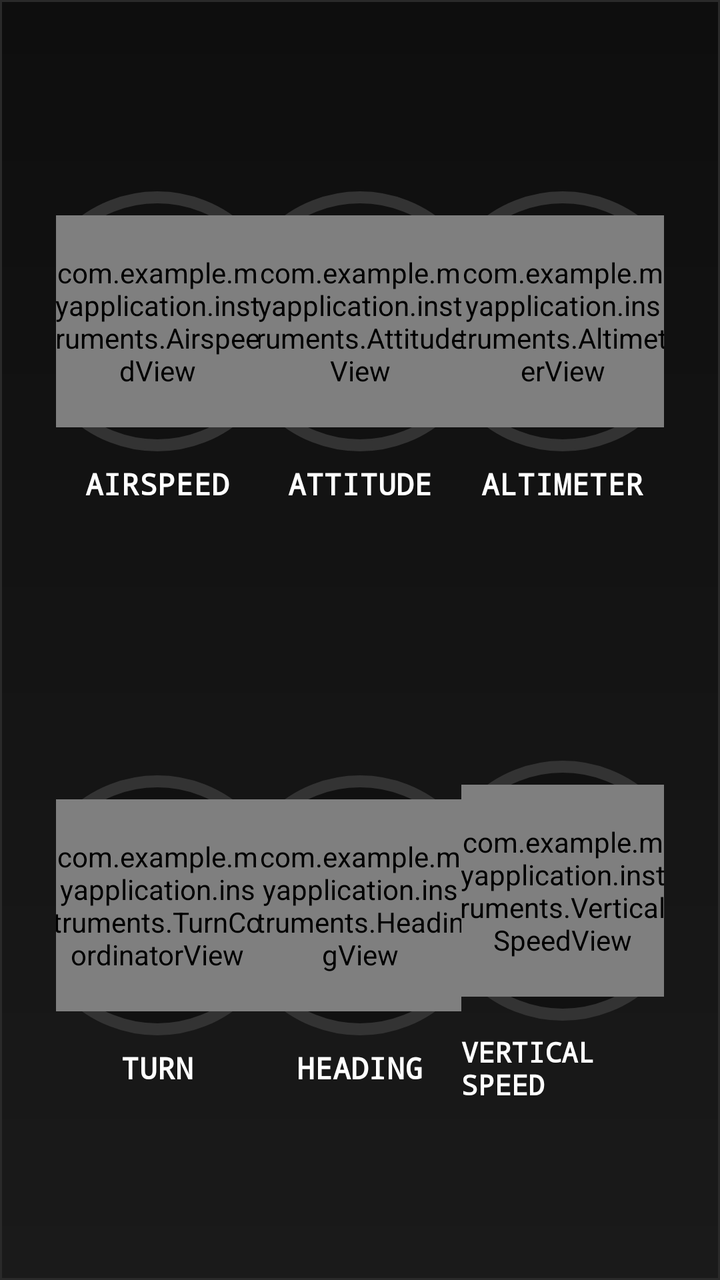
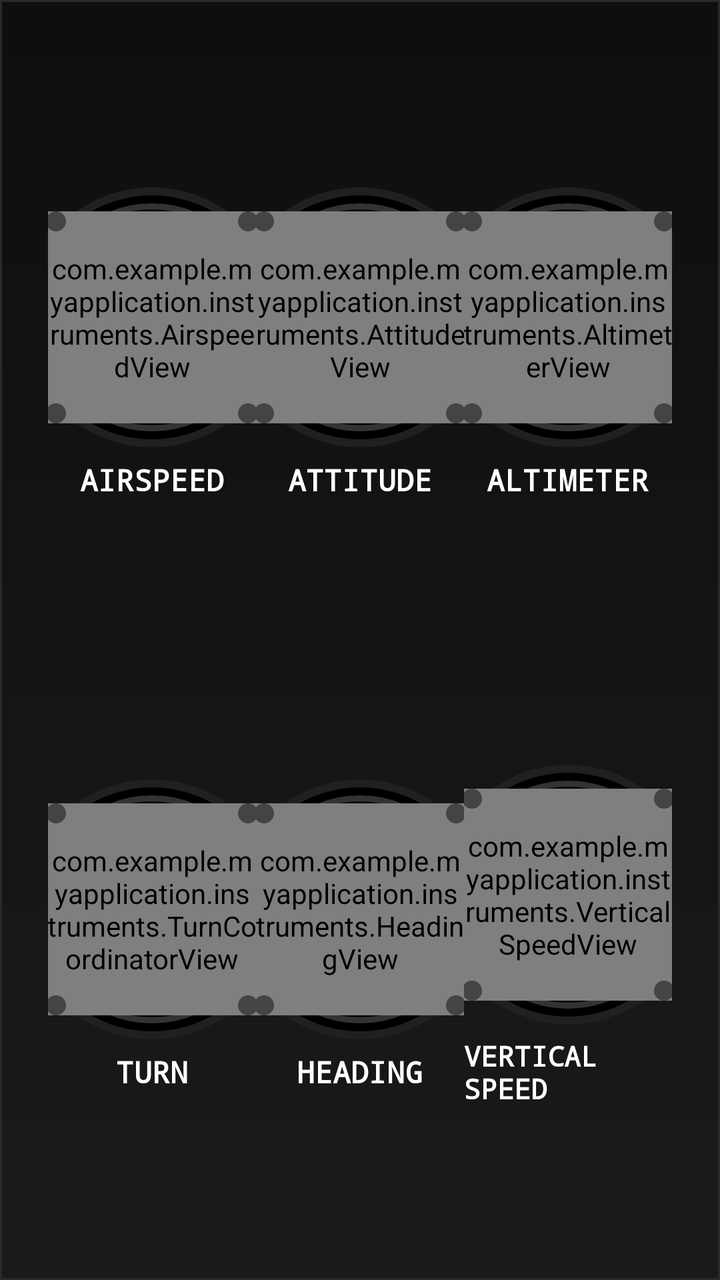

Two renders of the same Android screen: before a commit and after it. Below are the layout's source before the change and the commit's diff.
<!-- AndroidManifest.xml: application theme Theme.MyApplication -->
<!-- res/layout/activity_main.xml -->
<?xml version="1.0" encoding="utf-8"?>
<LinearLayout xmlns:android="http://schemas.android.com/apk/res/android"
    android:layout_width="match_parent"
    android:layout_height="match_parent"
    android:orientation="vertical"
    android:background="@drawable/panel_background"
    android:padding="28dp">

    
    <LinearLayout
        android:layout_width="match_parent"
        android:layout_height="0dp"
        android:layout_weight="1"
        android:orientation="horizontal"
        android:gravity="center">

        
        <LinearLayout
            android:layout_width="0dp"
            android:layout_height="wrap_content"
            android:layout_weight="1"
            android:orientation="vertical"
            android:gravity="center">

            <FrameLayout
                android:layout_width="130dp"
                android:layout_height="130dp"
                android:layout_marginBottom="6dp"
                android:background="@drawable/instrument_bezel"
                android:padding="12dp">

                <com.example.myapplication.instruments.AirspeedView
                    android:id="@+id/airspeed"
                    android:layout_width="match_parent"
                    android:layout_height="match_parent" />
            </FrameLayout>

            <TextView
                android:layout_width="wrap_content"
                android:layout_height="wrap_content"
                android:text="AIRSPEED"
                android:textColor="#FFFFFF"
                android:textSize="15sp"
                android:textStyle="bold"
                android:fontFamily="monospace"/>
        </LinearLayout>

        
        <LinearLayout
            android:layout_width="0dp"
            android:layout_height="wrap_content"
            android:layout_weight="1"
            android:orientation="vertical"
            android:gravity="center">

            <FrameLayout
                android:layout_width="130dp"
                android:layout_height="130dp"
                android:layout_marginBottom="6dp"
                android:background="@drawable/instrument_bezel"
                android:padding="12dp">

                <com.example.myapplication.instruments.AttitudeView
                    android:id="@+id/horizon"
                    android:layout_width="match_parent"
                    android:layout_height="match_parent" />
            </FrameLayout>

            <TextView
                android:layout_width="wrap_content"
                android:layout_height="wrap_content"
                android:text="ATTITUDE"
                android:textColor="#FFFFFF"
                android:textSize="15sp"
                android:textStyle="bold"
                android:fontFamily="monospace"/>
        </LinearLayout>

        
        <LinearLayout
            android:layout_width="0dp"
            android:layout_height="wrap_content"
            android:layout_weight="1"
            android:orientation="vertical"
            android:gravity="center">

            <FrameLayout
                android:layout_width="130dp"
                android:layout_height="130dp"
                android:layout_marginBottom="6dp"
                android:background="@drawable/instrument_bezel"
                android:padding="12dp">

                <com.example.myapplication.instruments.AltimeterView
                    android:id="@+id/altimeter"
                    android:layout_width="match_parent"
                    android:layout_height="match_parent" />
            </FrameLayout>

            <TextView
                android:layout_width="wrap_content"
                android:layout_height="wrap_content"
                android:text="ALTIMETER"
                android:textColor="#FFFFFF"
                android:textSize="15sp"
                android:textStyle="bold"
                android:fontFamily="monospace"/>
        </LinearLayout>

    </LinearLayout>

    
    <LinearLayout
        android:layout_width="match_parent"
        android:layout_height="0dp"
        android:layout_weight="1"
        android:orientation="horizontal"
        android:gravity="center">

        
        <LinearLayout
            android:layout_width="0dp"
            android:layout_height="wrap_content"
            android:layout_weight="1"
            android:orientation="vertical"
            android:gravity="center">

            <FrameLayout
                android:layout_width="130dp"
                android:layout_height="130dp"
                android:layout_marginBottom="6dp"
                android:background="@drawable/instrument_bezel"
                android:padding="12dp">

                <com.example.myapplication.instruments.TurnCoordinatorView
                    android:id="@+id/turn"
                    android:layout_width="match_parent"
                    android:layout_height="match_parent" />
            </FrameLayout>

            <TextView
                android:layout_width="wrap_content"
                android:layout_height="wrap_content"
                android:text="TURN"
                android:textColor="#FFFFFF"
                android:textSize="15sp"
                android:textStyle="bold"
                android:fontFamily="monospace"/>
        </LinearLayout>

        
        <LinearLayout
            android:layout_width="0dp"
            android:layout_height="wrap_content"
            android:layout_weight="1"
            android:orientation="vertical"
            android:gravity="center">

            <FrameLayout
                android:layout_width="130dp"
                android:layout_height="130dp"
                android:layout_marginBottom="6dp"
                android:background="@drawable/instrument_bezel"
                android:padding="12dp">

                <com.example.myapplication.instruments.HeadingView
                    android:id="@+id/heading"
                    android:layout_width="match_parent"
                    android:layout_height="match_parent" />
            </FrameLayout>

            <TextView
                android:layout_width="wrap_content"
                android:layout_height="wrap_content"
                android:text="HEADING"
                android:textColor="#FFFFFF"
                android:textSize="15sp"
                android:textStyle="bold"
                android:fontFamily="monospace"/>
        </LinearLayout>

        
        <LinearLayout
            android:layout_width="0dp"
            android:layout_height="wrap_content"
            android:layout_weight="1"
            android:orientation="vertical"
            android:gravity="center">

            <FrameLayout
                android:layout_width="130dp"
                android:layout_height="130dp"
                android:layout_marginBottom="6dp"
                android:background="@drawable/instrument_bezel"
                android:padding="12dp">

                <com.example.myapplication.instruments.VerticalSpeedView
                    android:id="@+id/vsi"
                    android:layout_width="match_parent"
                    android:layout_height="match_parent" />
            </FrameLayout>

            <TextView
                android:layout_width="wrap_content"
                android:layout_height="wrap_content"
                android:text="VERTICAL SPEED"
                android:textColor="#FFFFFF"
                android:textSize="14sp"
                android:textStyle="bold"
                android:fontFamily="monospace"/>
        </LinearLayout>

    </LinearLayout>

</LinearLayout>
<!-- resources referenced by this layout -->
<resources>
  <!-- drawable instrument_bezel (drawable) -->
  <?xml version="1.0" encoding="utf-8"?>
  <shape xmlns:android="http://schemas.android.com/apk/res/android"
      android:shape="oval">
  
      <solid android:color="#111111" />
  
      <stroke
          android:width="6dp"
          android:color="#333333" />
  
      <padding
          android:left="6dp"
          android:top="6dp"
          android:right="6dp"
          android:bottom="6dp" />
  
      <corners android:radius="80dp"/>
  
      <size
          android:width="160dp"
          android:height="160dp"/>
  </shape>
  <!-- drawable panel_background (drawable) -->
  <?xml version="1.0" encoding="utf-8"?>
  <shape xmlns:android="http://schemas.android.com/apk/res/android">
      <gradient
          android:startColor="#1A1A1A"
          android:endColor="#0E0E0E"
          android:angle="90"/>
      <stroke android:width="1dp" android:color="#2A2A2A"/>
  </shape>
  <style name="Theme.MyApplication" parent="Base.Theme.MyApplication" />
  <style name="Base.Theme.MyApplication" parent="Theme.Material3.DayNight.NoActionBar">
          
          
      </style>
</resources>

<!-- the commit's change to res/layout/activity_main.xml (unified diff, before → after) -->
@@ -4,7 +4,7 @@
     android:layout_height="match_parent"
     android:orientation="vertical"
     android:background="@drawable/panel_background"
-    android:padding="28dp">
+    android:padding="24dp">
 
     
     <LinearLayout
@@ -32,7 +32,32 @@
                 <com.example.myapplication.instruments.AirspeedView
                     android:id="@+id/airspeed"
                     android:layout_width="match_parent"
-                    android:layout_height="match_parent" />
+                    android:layout_height="match_parent"/>
+
+                <ImageView
+                    android:layout_width="10dp"
+                    android:layout_height="10dp"
+                    android:src="@drawable/bolt_round"
+                    android:layout_gravity="top|start"/>
+
+                <ImageView
+                    android:layout_width="10dp"
+                    android:layout_height="10dp"
+                    android:src="@drawable/bolt_round"
+                    android:layout_gravity="top|end"/>
+
+                <ImageView
+                    android:layout_width="10dp"
+                    android:layout_height="10dp"
+                    android:src="@drawable/bolt_round"
+                    android:layout_gravity="bottom|start"/>
+
+                <ImageView
+                    android:layout_width="10dp"
+                    android:layout_height="10dp"
+                    android:src="@drawable/bolt_round"
+                    android:layout_gravity="bottom|end"/>
+
             </FrameLayout>
 
             <TextView
@@ -63,7 +88,32 @@
                 <com.example.myapplication.instruments.AttitudeView
                     android:id="@+id/horizon"
                     android:layout_width="match_parent"
-                    android:layout_height="match_parent" />
+                    android:layout_height="match_parent"/>
+
+                <ImageView
+                    android:layout_width="10dp"
+                    android:layout_height="10dp"
+                    android:src="@drawable/bolt_round"
+                    android:layout_gravity="top|start"/>
+
+                <ImageView
+                    android:layout_width="10dp"
+                    android:layout_height="10dp"
+                    android:src="@drawable/bolt_round"
+                    android:layout_gravity="top|end"/>
+
+                <ImageView
+                    android:layout_width="10dp"
+                    android:layout_height="10dp"
+                    android:src="@drawable/bolt_round"
+                    android:layout_gravity="bottom|start"/>
+
+                <ImageView
+                    android:layout_width="10dp"
+                    android:layout_height="10dp"
+                    android:src="@drawable/bolt_round"
+                    android:layout_gravity="bottom|end"/>
+
             </FrameLayout>
 
             <TextView
@@ -94,7 +144,32 @@
                 <com.example.myapplication.instruments.AltimeterView
                     android:id="@+id/altimeter"
                     android:layout_width="match_parent"
-                    android:layout_height="match_parent" />
+                    android:layout_height="match_parent"/>
+
+                <ImageView
+                    android:layout_width="10dp"
+                    android:layout_height="10dp"
+                    android:src="@drawable/bolt_round"
+                    android:layout_gravity="top|start"/>
+
+                <ImageView
+                    android:layout_width="10dp"
+                    android:layout_height="10dp"
+                    android:src="@drawable/bolt_round"
+                    android:layout_gravity="top|end"/>
+
+                <ImageView
+                    android:layout_width="10dp"
+                    android:layout_height="10dp"
+                    android:src="@drawable/bolt_round"
+                    android:layout_gravity="bottom|start"/>
+
+                <ImageView
+                    android:layout_width="10dp"
+                    android:layout_height="10dp"
+                    android:src="@drawable/bolt_round"
+                    android:layout_gravity="bottom|end"/>
+
             </FrameLayout>
 
             <TextView
@@ -135,7 +210,32 @@
                 <com.example.myapplication.instruments.TurnCoordinatorView
                     android:id="@+id/turn"
                     android:layout_width="match_parent"
-                    android:layout_height="match_parent" />
+                    android:layout_height="match_parent"/>
+
+                <ImageView
+                    android:layout_width="10dp"
+                    android:layout_height="10dp"
+                    android:src="@drawable/bolt_round"
+                    android:layout_gravity="top|start"/>
+
+                <ImageView
+                    android:layout_width="10dp"
+                    android:layout_height="10dp"
+                    android:src="@drawable/bolt_round"
+                    android:layout_gravity="top|end"/>
+
+                <ImageView
+                    android:layout_width="10dp"
+                    android:layout_height="10dp"
+                    android:src="@drawable/bolt_round"
+                    android:layout_gravity="bottom|start"/>
+
+                <ImageView
+                    android:layout_width="10dp"
+                    android:layout_height="10dp"
+                    android:src="@drawable/bolt_round"
+                    android:layout_gravity="bottom|end"/>
+
             </FrameLayout>
 
             <TextView
@@ -166,7 +266,32 @@
                 <com.example.myapplication.instruments.HeadingView
                     android:id="@+id/heading"
                     android:layout_width="match_parent"
-                    android:layout_height="match_parent" />
+                    android:layout_height="match_parent"/>
+
+                <ImageView
+                    android:layout_width="10dp"
+                    android:layout_height="10dp"
+                    android:src="@drawable/bolt_round"
+                    android:layout_gravity="top|start"/>
+
+                <ImageView
+                    android:layout_width="10dp"
+                    android:layout_height="10dp"
+                    android:src="@drawable/bolt_round"
+                    android:layout_gravity="top|end"/>
+
+                <ImageView
+                    android:layout_width="10dp"
+                    android:layout_height="10dp"
+                    android:src="@drawable/bolt_round"
+                    android:layout_gravity="bottom|start"/>
+
+                <ImageView
+                    android:layout_width="10dp"
+                    android:layout_height="10dp"
+                    android:src="@drawable/bolt_round"
+                    android:layout_gravity="bottom|end"/>
+
             </FrameLayout>
 
             <TextView
@@ -197,7 +322,32 @@
                 <com.example.myapplication.instruments.VerticalSpeedView
                     android:id="@+id/vsi"
                     android:layout_width="match_parent"
-                    android:layout_height="match_parent" />
+                    android:layout_height="match_parent"/>
+
+                <ImageView
+                    android:layout_width="10dp"
+                    android:layout_height="10dp"
+                    android:src="@drawable/bolt_round"
+                    android:layout_gravity="top|start"/>
+
+                <ImageView
+                    android:layout_width="10dp"
+                    android:layout_height="10dp"
+                    android:src="@drawable/bolt_round"
+                    android:layout_gravity="top|end"/>
+
+                <ImageView
+                    android:layout_width="10dp"
+                    android:layout_height="10dp"
+                    android:src="@drawable/bolt_round"
+                    android:layout_gravity="bottom|start"/>
+
+                <ImageView
+                    android:layout_width="10dp"
+                    android:layout_height="10dp"
+                    android:src="@drawable/bolt_round"
+                    android:layout_gravity="bottom|end"/>
+
             </FrameLayout>
 
             <TextView
<!-- resource entries referenced after the edit -->
@@ -1,28 +1,69 @@
 <!-- resources referenced by this layout -->
 <resources>
+  <!-- drawable bolt_round (drawable) -->
+  <?xml version="1.0" encoding="utf-8"?>
+  <selector xmlns:android="http://schemas.android.com/apk/res/android">
+      <item>
+          <shape android:shape="oval">
+              <solid android:color="#444444"/>
+              <size
+                  android:width="12dp"
+                  android:height="12dp"/>
+          </shape>
+      </item>
+  
+      <item
+          android:left="2dp"
+          android:top="2dp"
+          android:right="2dp"
+          android:bottom="2dp">
+  
+          <shape android:shape="oval">
+              <gradient
+                  android:startColor="#DDDDDD"
+                  android:centerColor="#AAAAAA"
+                  android:endColor="#666666"
+                  android:angle="45"/>
+              <stroke
+                  android:width="1dp"
+                  android:color="#333333"/>
+          </shape>
+  
+      </item>
+  </selector>
   <!-- drawable instrument_bezel (drawable) -->
   <?xml version="1.0" encoding="utf-8"?>
-  <shape xmlns:android="http://schemas.android.com/apk/res/android"
-      android:shape="oval">
+  <layer-list xmlns:android="http://schemas.android.com/apk/res/android">
   
-      <solid android:color="#111111" />
+      
+      <item>
+          <shape android:shape="oval">
+              <solid android:color="#000000"/>
+              <stroke
+                  android:width="4dp"
+                  android:color="#202020"/>
+          </shape>
+      </item>
   
-      <stroke
-          android:width="6dp"
-          android:color="#333333" />
+      
+      <item
+          android:left="8dp"
+          android:top="8dp"
+          android:right="8dp"
+          android:bottom="8dp">
   
-      <padding
-          android:left="6dp"
-          android:top="6dp"
-          android:right="6dp"
-          android:bottom="6dp" />
+          <shape android:shape="oval">
+              <solid android:color="#000000"/>
   
-      <corners android:radius="80dp"/>
+              <stroke
+                  android:width="3dp"
+                  android:color="#333333"/>
   
-      <size
-          android:width="160dp"
-          android:height="160dp"/>
-  </shape>
+          </shape>
+  
+      </item>
+  
+  </layer-list>
   <!-- drawable panel_background (drawable) -->
   <?xml version="1.0" encoding="utf-8"?>
   <shape xmlns:android="http://schemas.android.com/apk/res/android">
